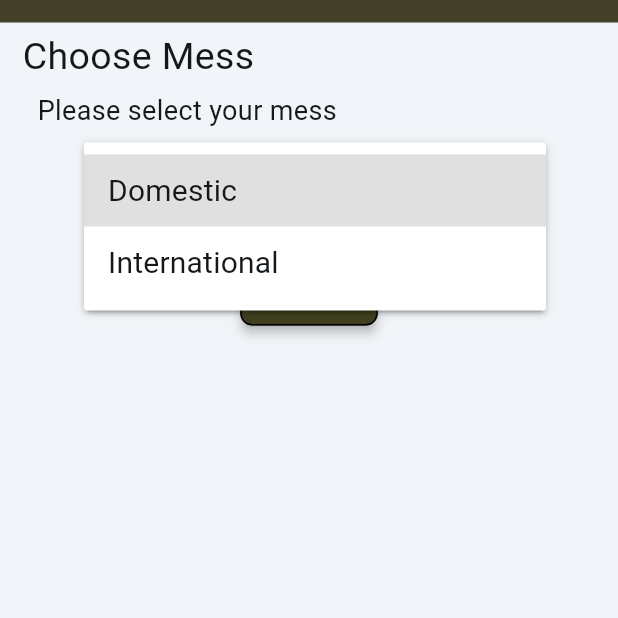
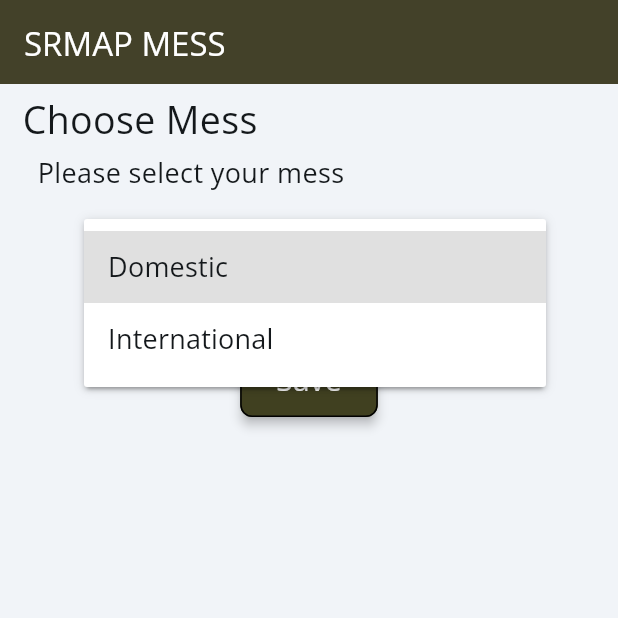
Before and after one commit to amcny/SRMAP_MESSAPP, a Flutter app: the screen it shows after launch, after a tap on "Please select...", on a phone screen of 412 x 824 dp, the top half of it. Run offline on Flutter 3.47's test engine with Material 3 defaults, Android fonts, the phone set to English and light mode, and no system bars; drawn by our look-alikes of auto_size_text; our stand-ins replace cloud_firestore, dropdown_button2, firebase_core, floating_bottom_navigation_bar, font_awesome_flutter, from_css_color and 8 more; missing offline and left inert: in_app_update, json_path; accounts and stored records are empty; network calls fail; Roboto replaces fonts that are missing (Readex Pro).

Commit message:
fix issues

```diff
--- /dev/null
+++ b/lib/custom_code/actions/in_app_update.dart
@@ -0,0 +1,25 @@
+// Automatic FlutterFlow imports
+import '/backend/backend.dart';
+import '/backend/schema/structs/index.dart';
+import '/flutter_flow/flutter_flow_theme.dart';
+import '/flutter_flow/flutter_flow_util.dart';
+import 'index.dart'; // Imports other custom actions
+import '/flutter_flow/custom_functions.dart'; // Imports custom functions
+import 'package:flutter/material.dart';
+// Begin custom action code
+// DO NOT REMOVE OR MODIFY THE CODE ABOVE!
+
+import 'index.dart'; // Imports other custom actions
+
+import 'package:in_app_update/in_app_update.dart';
+
+Future inAppUpdate() async {
+  // Check for App update from play store using the package
+  // Check for available update
+  await InAppUpdate.checkForUpdate().then((updateInfo) {
+    if (updateInfo.updateAvailability == UpdateAvailability.updateAvailable) {
+      // Update is available, prompt user to update
+      InAppUpdate.performImmediateUpdate().catchError((e) => print(e));
+    }
+  }).catchError((e) => print(e));
+}
--- /dev/null
+++ b/lib/custom_code/actions/index.dart
@@ -0,0 +1 @@
+export 'in_app_update.dart' show inAppUpdate;
--- a/lib/flutter_flow/flutter_flow_theme.dart
+++ b/lib/flutter_flow/flutter_flow_theme.dart
@@ -159,107 +159,107 @@ class ThemeTypography extends Typography {
 
   final FlutterFlowTheme theme;
 
-  String get displayLargeFamily => 'Outfit';
+  String get displayLargeFamily => 'Open Sans';
   TextStyle get displayLarge => GoogleFonts.getFont(
-        'Outfit',
+        'Open Sans',
         color: theme.primaryText,
         fontWeight: FontWeight.normal,
         fontSize: 64.0,
       );
-  String get displayMediumFamily => 'Outfit';
+  String get displayMediumFamily => 'Open Sans';
   TextStyle get displayMedium => GoogleFonts.getFont(
-        'Outfit',
+        'Open Sans',
         color: theme.primaryText,
         fontWeight: FontWeight.normal,
         fontSize: 44.0,
       );
-  String get displaySmallFamily => 'Outfit';
+  String get displaySmallFamily => 'Open Sans';
   TextStyle get displaySmall => GoogleFonts.getFont(
-        'Outfit',
+        'Open Sans',
         color: theme.primaryText,
         fontWeight: FontWeight.w600,
         fontSize: 36.0,
       );
-  String get headlineLargeFamily => 'Outfit';
+  String get headlineLargeFamily => 'Open Sans';
   TextStyle get headlineLarge => GoogleFonts.getFont(
-        'Outfit',
+        'Open Sans',
         color: theme.primaryText,
         fontWeight: FontWeight.w600,
         fontSize: 32.0,
       );
-  String get headlineMediumFamily => 'Outfit';
+  String get headlineMediumFamily => 'Open Sans';
   TextStyle get headlineMedium => GoogleFonts.getFont(
-        'Outfit',
+        'Open Sans',
         color: theme.primaryText,
         fontWeight: FontWeight.normal,
         fontSize: 24.0,
       );
-  String get headlineSmallFamily => 'Outfit';
+  String get headlineSmallFamily => 'Open Sans';
   TextStyle get headlineSmall => GoogleFonts.getFont(
-        'Outfit',
+        'Open Sans',
         color: theme.primaryText,
         fontWeight: FontWeight.w500,
         fontSize: 24.0,
       );
-  String get titleLargeFamily => 'Outfit';
+  String get titleLargeFamily => 'Open Sans';
   TextStyle get titleLarge => GoogleFonts.getFont(
-        'Outfit',
+        'Open Sans',
         color: theme.primaryText,
         fontWeight: FontWeight.w500,
         fontSize: 22.0,
       );
-  String get titleMediumFamily => 'Readex Pro';
+  String get titleMediumFamily => 'Open Sans';
   TextStyle get titleMedium => GoogleFonts.getFont(
-        'Readex Pro',
+        'Open Sans',
         color: theme.info,
         fontWeight: FontWeight.normal,
         fontSize: 18.0,
       );
-  String get titleSmallFamily => 'Readex Pro';
+  String get titleSmallFamily => 'Open Sans';
   TextStyle get titleSmall => GoogleFonts.getFont(
-        'Readex Pro',
+        'Open Sans',
         color: theme.info,
         fontWeight: FontWeight.w500,
         fontSize: 16.0,
       );
-  String get labelLargeFamily => 'Readex Pro';
+  String get labelLargeFamily => 'Open Sans';
   TextStyle get labelLarge => GoogleFonts.getFont(
-        'Readex Pro',
+        'Open Sans',
         color: theme.secondaryText,
         fontWeight: FontWeight.normal,
         fontSize: 16.0,
       );
-  String get labelMediumFamily => 'Readex Pro';
+  String get labelMediumFamily => 'Open Sans';
   TextStyle get labelMedium => GoogleFonts.getFont(
-        'Readex Pro',
+        'Open Sans',
         color: theme.secondaryText,
         fontWeight: FontWeight.normal,
         fontSize: 14.0,
       );
-  String get labelSmallFamily => 'Readex Pro';
+  String get labelSmallFamily => 'Open Sans';
   TextStyle get labelSmall => GoogleFonts.getFont(
-        'Readex Pro',
+        'Open Sans',
         color: theme.secondaryText,
         fontWeight: FontWeight.normal,
         fontSize: 12.0,
       );
-  String get bodyLargeFamily => 'Readex Pro';
+  String get bodyLargeFamily => 'Open Sans';
   TextStyle get bodyLarge => GoogleFonts.getFont(
-        'Readex Pro',
+        'Open Sans',
         color: theme.primaryText,
         fontWeight: FontWeight.normal,
         fontSize: 16.0,
       );
-  String get bodyMediumFamily => 'Readex Pro';
+  String get bodyMediumFamily => 'Open Sans';
   TextStyle get bodyMedium => GoogleFonts.getFont(
-        'Readex Pro',
+        'Open Sans',
         color: theme.primaryText,
         fontWeight: FontWeight.normal,
         fontSize: 14.0,
       );
-  String get bodySmallFamily => 'Readex Pro';
+  String get bodySmallFamily => 'Open Sans';
   TextStyle get bodySmall => GoogleFonts.getFont(
-        'Readex Pro',
+        'Open Sans',
         color: theme.primaryText,
         fontWeight: FontWeight.normal,
         fontSize: 12.0,
--- a/lib/flutter_flow/nav/nav.dart
+++ b/lib/flutter_flow/nav/nav.dart
@@ -90,16 +90,6 @@ GoRouter createRouter(AppStateNotifier appStateNotifier) => GoRouter(
           name: 'dropdown',
           path: '/dropdown',
           builder: (context, params) => const DropdownWidget(),
-        ),
-        FFRoute(
-          name: 'FeedbackWebView',
-          path: '/feedbackWebView',
-          builder: (context, params) => const FeedbackWebViewWidget(),
-        ),
-        FFRoute(
-          name: 'ComplaintWebView',
-          path: '/complaintWebView',
-          builder: (context, params) => const ComplaintWebViewWidget(),
         )
       ].map((r) => r.toRoute(appStateNotifier)).toList(),
     );
--- a/lib/index.dart
+++ b/lib/index.dart
@@ -4,7 +4,3 @@ export '/pages/mainindex/mainindex_widget.dart' show MainindexWidget;
 export '/pages/pageinfo/pageinfo_widget.dart' show PageinfoWidget;
 export '/pages/profile/profile_widget.dart' show ProfileWidget;
 export '/pages/dropdown/dropdown_widget.dart' show DropdownWidget;
-export '/pages/feedback_web_view/feedback_web_view_widget.dart'
-    show FeedbackWebViewWidget;
-export '/pages/complaint_web_view/complaint_web_view_widget.dart'
-    show ComplaintWebViewWidget;
--- a/lib/main.dart
+++ b/lib/main.dart
@@ -1,3 +1,4 @@
+import '/custom_code/actions/index.dart' as actions;
 import 'package:provider/provider.dart';
 import 'package:flutter/material.dart';
 
@@ -14,6 +15,10 @@ void main() async {
   WidgetsFlutterBinding.ensureInitialized();
   usePathUrlStrategy();
   await initFirebase();
+
+  // Start initial custom actions code
+  await actions.inAppUpdate();
+  // End initial custom actions code
 
   final appState = FFAppState(); // Initialize FFAppState
   await appState.initializePersistedState();
--- a/lib/pages/dropdown/dropdown_widget.dart
+++ b/lib/pages/dropdown/dropdown_widget.dart
@@ -54,28 +54,20 @@ class _DropdownWidgetState extends State<DropdownWidget> {
       child: Scaffold(
         key: scaffoldKey,
         backgroundColor: FlutterFlowTheme.of(context).primaryBackground,
-        appBar: PreferredSize(
-          preferredSize: const Size.fromHeight(15.0),
-          child: AppBar(
+        appBar: AppBar(
           backgroundColor: const Color(0xFF404020),
           automaticallyImplyLeading: false,
-            actions: const [],
-            flexibleSpace: FlexibleSpaceBar(
           title: Text(
             'SRMAP MESS',
             style: FlutterFlowTheme.of(context).headlineMedium.override(
-                      fontFamily: 'Outfit',
+                  fontFamily: 'Open Sans',
                   color: Colors.white,
                   fontSize: 22.0,
                 ),
           ),
+          actions: const [],
           centerTitle: false,
-              expandedTitleScale: 1.0,
-              titlePadding:
-                  const EdgeInsetsDirectional.fromSTEB(20.0, 0.0, 0.0, 10.0),
-            ),
           elevation: 2.0,
-          ),
         ),
         body: SafeArea(
           top: true,
@@ -91,7 +83,7 @@ class _DropdownWidgetState extends State<DropdownWidget> {
                     child: Text(
                       'Choose Mess ',
                       style: FlutterFlowTheme.of(context).bodyMedium.override(
-                            fontFamily: 'Readex Pro',
+                            fontFamily: 'Open Sans',
                             fontSize: 25.0,
                           ),
                     ),
@@ -105,14 +97,14 @@ class _DropdownWidgetState extends State<DropdownWidget> {
                   child: Text(
                     'Please select your mess',
                     style: FlutterFlowTheme.of(context).bodyMedium.override(
-                          fontFamily: 'Readex Pro',
+                          fontFamily: 'Open Sans',
                           fontSize: 18.0,
                         ),
                   ),
                 ),
               ),
               Padding(
-                padding: const EdgeInsetsDirectional.fromSTEB(0.0, 10.0, 0.0, 0.0),
+                padding: const EdgeInsetsDirectional.fromSTEB(0.0, 20.0, 0.0, 0.0),
                 child: FlutterFlowDropDown<String>(
                   controller: _model.dropDownValueController ??=
                       FormFieldController<String>(
@@ -124,8 +116,9 @@ class _DropdownWidgetState extends State<DropdownWidget> {
                   width: 300.0,
                   height: 60.0,
                   textStyle: FlutterFlowTheme.of(context).bodyMedium.override(
-                        fontFamily: 'Readex Pro',
-                        fontSize: 20.0,
+                        fontFamily: 'Open Sans',
+                        fontSize: 18.0,
+                        fontWeight: FontWeight.normal,
                       ),
                   hintText: 'Please select...',
                   icon: Icon(
@@ -135,7 +128,7 @@ class _DropdownWidgetState extends State<DropdownWidget> {
                   ),
                   fillColor: FlutterFlowTheme.of(context).secondaryBackground,
                   elevation: 2.0,
-                  borderColor: FlutterFlowTheme.of(context).primaryText,
+                  borderColor: const Color(0xFF595B5B),
                   borderWidth: 2.0,
                   borderRadius: 8.0,
                   margin: const EdgeInsetsDirectional.fromSTEB(16.0, 4.0, 16.0, 4.0),
@@ -157,16 +150,17 @@ class _DropdownWidgetState extends State<DropdownWidget> {
                   },
                   text: 'Save',
                   options: FFButtonOptions(
-                    height: 40.0,
+                    height: 50.0,
                     padding:
                         const EdgeInsetsDirectional.fromSTEB(24.0, 0.0, 24.0, 0.0),
                     iconPadding:
                         const EdgeInsetsDirectional.fromSTEB(0.0, 0.0, 0.0, 0.0),
                     color: const Color(0xFF404020),
                     textStyle: FlutterFlowTheme.of(context).titleSmall.override(
-                          fontFamily: 'Readex Pro',
+                          fontFamily: 'Open Sans',
                           color: Colors.white,
                           fontSize: 20.0,
+                          fontWeight: FontWeight.normal,
                         ),
                     elevation: 3.0,
                     borderSide: const BorderSide(
--- a/lib/pages/home_page/home_page_widget.dart
+++ b/lib/pages/home_page/home_page_widget.dart
@@ -7,7 +7,6 @@ import 'package:flutter/material.dart';
 import 'package:flutter/scheduler.dart';
 import 'package:flutter/services.dart';
 import 'package:provider/provider.dart';
-import 'package:webviewx_plus/webviewx_plus.dart';
 import 'home_page_model.dart';
 export 'home_page_model.dart';
 
@@ -115,8 +114,7 @@ class _HomePageWidgetState extends State<HomePageWidget> {
                                   await showDialog(
                                     context: context,
                                     builder: (alertDialogContext) {
-                                      return WebViewAware(
-                                          child: AlertDialog(
+                                      return AlertDialog(
                                         title: const Text('Welcome 👋'),
                                         content:
                                             const Text('Thanks for using our app ❤️'),
@@ -127,7 +125,7 @@ class _HomePageWidgetState extends State<HomePageWidget> {
                                             child: const Text('Close'),
                                           ),
                                         ],
-                                      ));
+                                      );
                                     },
                                   );
                                 },
@@ -181,7 +179,7 @@ class _HomePageWidgetState extends State<HomePageWidget> {
                                           style: FlutterFlowTheme.of(context)
                                               .headlineMedium
                                               .override(
-                                                fontFamily: 'Outfit',
+                                                fontFamily: 'Open Sans',
                                                 color: Colors.white,
                                                 fontSize: 23.0,
                                                 fontWeight: FontWeight.w500,
@@ -201,7 +199,7 @@ class _HomePageWidgetState extends State<HomePageWidget> {
                                             style: FlutterFlowTheme.of(context)
                                                 .bodyMedium
                                                 .override(
-                                                  fontFamily: 'Readex Pro',
+                                                  fontFamily: 'Open Sans',
                                                   color: Colors.white,
                                                   fontSize: 15.0,
                                                   fontWeight: FontWeight.w300,
@@ -243,7 +241,7 @@ class _HomePageWidgetState extends State<HomePageWidget> {
                             style: FlutterFlowTheme.of(context)
                                 .titleLarge
                                 .override(
-                                  fontFamily: 'Outfit',
+                                  fontFamily: 'Open Sans',
                                   color: Colors.white,
                                 ),
                           ),
@@ -256,14 +254,23 @@ class _HomePageWidgetState extends State<HomePageWidget> {
                   width: MediaQuery.sizeOf(context).width * 1.0,
                   height: 60.0,
                   showsTestAd: false,
-                  androidAdUnitID: 'ca-app-pub-3991707481593664/3272729973',
+                  androidAdUnitID: 'ca-app-pub-3654957842084949/3966044987',
                 ),
                 StreamBuilder<List<MessRecord>>(
                   stream: queryMessRecord(
-                    queryBuilder: (messRecord) => messRecord.where(
-                      'name',
-                      isEqualTo: FFAppState().name,
-                    ),
+                    queryBuilder: (messRecord) => messRecord
+                        .where(
+                          'day',
+                          isEqualTo: dateTimeFormat(
+                            'EEEE',
+                            getCurrentTimestamp,
+                            locale: FFLocalizations.of(context).languageCode,
+                          ),
+                        )
+                        .where(
+                          'name',
+                          isEqualTo: FFAppState().name,
+                        ),
                     singleRecord: true,
                   ),
                   builder: (context, snapshot) {
@@ -282,10 +289,6 @@ class _HomePageWidgetState extends State<HomePageWidget> {
                       );
                     }
                     List<MessRecord> columnMessRecordList = snapshot.data!;
-                    // Return an empty Container when the item does not exist.
-                    if (snapshot.data!.isEmpty) {
-                      return Container();
-                    }
                     final columnMessRecord = columnMessRecordList.isNotEmpty
                         ? columnMessRecordList.first
                         : null;
@@ -295,7 +298,7 @@ class _HomePageWidgetState extends State<HomePageWidget> {
                         children: [
                           Builder(
                             builder: (context) {
-                              final meal =
+                              final mealdata =
                                   columnMessRecord?.mealdata.toList() ?? [];
                               return ListView.separated(
                                 padding: const EdgeInsets.fromLTRB(
@@ -307,11 +310,11 @@ class _HomePageWidgetState extends State<HomePageWidget> {
                                 primary: false,
                                 shrinkWrap: true,
                                 scrollDirection: Axis.vertical,
-                                itemCount: meal.length,
+                                itemCount: mealdata.length,
                                 separatorBuilder: (_, __) =>
                                     const SizedBox(height: 10.0),
-                                itemBuilder: (context, mealIndex) {
-                                  final mealItem = meal[mealIndex];
+                                itemBuilder: (context, mealdataIndex) {
+                                  final mealdataItem = mealdata[mealdataIndex];
                                   return Padding(
                                     padding: const EdgeInsetsDirectional.fromSTEB(
                                         20.0, 0.0, 20.0, 0.0),
@@ -348,13 +351,12 @@ class _HomePageWidgetState extends State<HomePageWidget> {
                                                   MainAxisAlignment.spaceAround,
                                               children: [
                                                 Text(
-                                                  mealItem.meal,
+                                                  mealdataItem.meal,
                                                   style: FlutterFlowTheme.of(
                                                           context)
                                                       .titleMedium
                                                       .override(
-                                                        fontFamily:
-                                                            'Readex Pro',
+                                                        fontFamily: 'Open Sans',
                                                         color: Colors.white,
                                                       ),
                                                 ),
@@ -365,7 +367,7 @@ class _HomePageWidgetState extends State<HomePageWidget> {
                                             mainAxisSize: MainAxisSize.max,
                                             children: [
                                               Text(
-                                                mealItem.item,
+                                                mealdataItem.item,
                                                 textAlign: TextAlign.center,
                                                 style: FlutterFlowTheme.of(
                                                         context)
--- a/lib/pages/mainindex/mainindex_widget.dart
+++ b/lib/pages/mainindex/mainindex_widget.dart
@@ -61,7 +61,7 @@ class _MainindexWidgetState extends State<MainindexWidget> {
             child: Text(
               'Mess Menu',
               style: FlutterFlowTheme.of(context).headlineMedium.override(
-                    fontFamily: 'Outfit',
+                    fontFamily: 'Open Sans',
                     color: Colors.white,
                     fontSize: 22.0,
                   ),
@@ -184,7 +184,7 @@ class _MainindexWidgetState extends State<MainindexWidget> {
                   width: MediaQuery.sizeOf(context).width * 1.0,
                   height: 60.0,
                   showsTestAd: false,
-                  androidAdUnitID: 'ca-app-pub-7821507066051919/7856053065',
+                  androidAdUnitID: 'ca-app-pub-3654957842084949/3966044987',
                 ),
               ),
             ],
--- a/lib/pages/pageinfo/pageinfo_widget.dart
+++ b/lib/pages/pageinfo/pageinfo_widget.dart
@@ -99,7 +99,7 @@ class _PageinfoWidgetState extends State<PageinfoWidget> {
               title: Text(
                 '${pageinfoMessRecord.day} menu',
                 style: FlutterFlowTheme.of(context).headlineMedium.override(
-                      fontFamily: 'Outfit',
+                      fontFamily: 'Open Sans',
                       color: Colors.white,
                       fontSize: 22.0,
                     ),
@@ -157,7 +157,7 @@ class _PageinfoWidgetState extends State<PageinfoWidget> {
                                       style: FlutterFlowTheme.of(context)
                                           .titleMedium
                                           .override(
-                                            fontFamily: 'Readex Pro',
+                                            fontFamily: 'Open Sans',
                                             color: Colors.white,
                                           ),
                                     ),
```
Also changed, not shown: lib/flutter_flow/flutter_flow_web_view.dart (deleted, +0 -119 lines), lib/pages/complaint_web_view/complaint_web_view_model.dart (deleted, +0 -23 lines), lib/pages/complaint_web_view/complaint_web_view_widget.dart (deleted, +0 -107 lines), lib/pages/feedback_web_view/feedback_web_view_model.dart (deleted, +0 -23 lines), lib/pages/feedback_web_view/feedback_web_view_widget.dart (deleted, +0 -107 lines), lib/pages/profile/profile_widget.dart (+30 -20 lines), pubspec.yaml (+1 -7 lines), 4 other files. Lines whose indentation alone changed are shown as unchanged.
